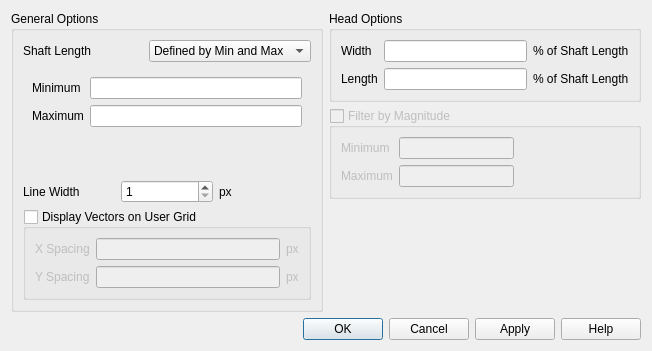
The window that plugin/crayfish_viewer_vector_options_dialog_widget.ui (lutraconsulting/qgis-crayfish-plugin) describes before a commit, drawn with Qt 5.
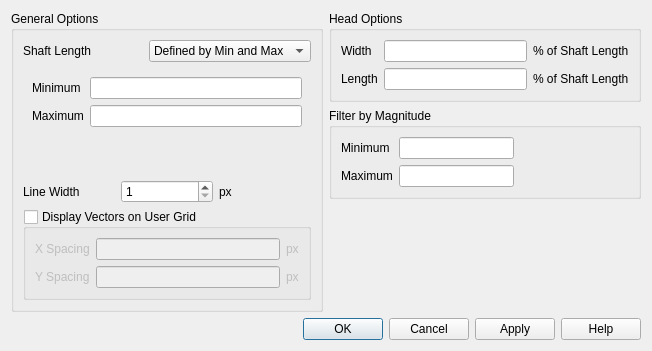
The same window after the commit. The open tabs and pages were chosen to show the change.

Commit message: Add filtering of vectors by magnitude (closes #142)

```diff
--- a/plugin/crayfish_viewer_vector_options_dialog_widget.ui
+++ b/plugin/crayfish_viewer_vector_options_dialog_widget.ui
@@ -296,15 +296,9 @@
          </item>
          <item>
           <widget class="QGroupBox" name="filterByMagGroupBox">
-           <property name="enabled">
-            <bool>false</bool>
-           </property>
            <property name="title">
             <string>Filter by Magnitude</string>
            </property>
-           <property name="checkable">
-            <bool>true</bool>
-           </property>
            <property name="checked">
             <bool>false</bool>
            </property>
```
Left out of the diff: 10 changed lines with no effect on the pictures. The commit also changes 7 other files.
